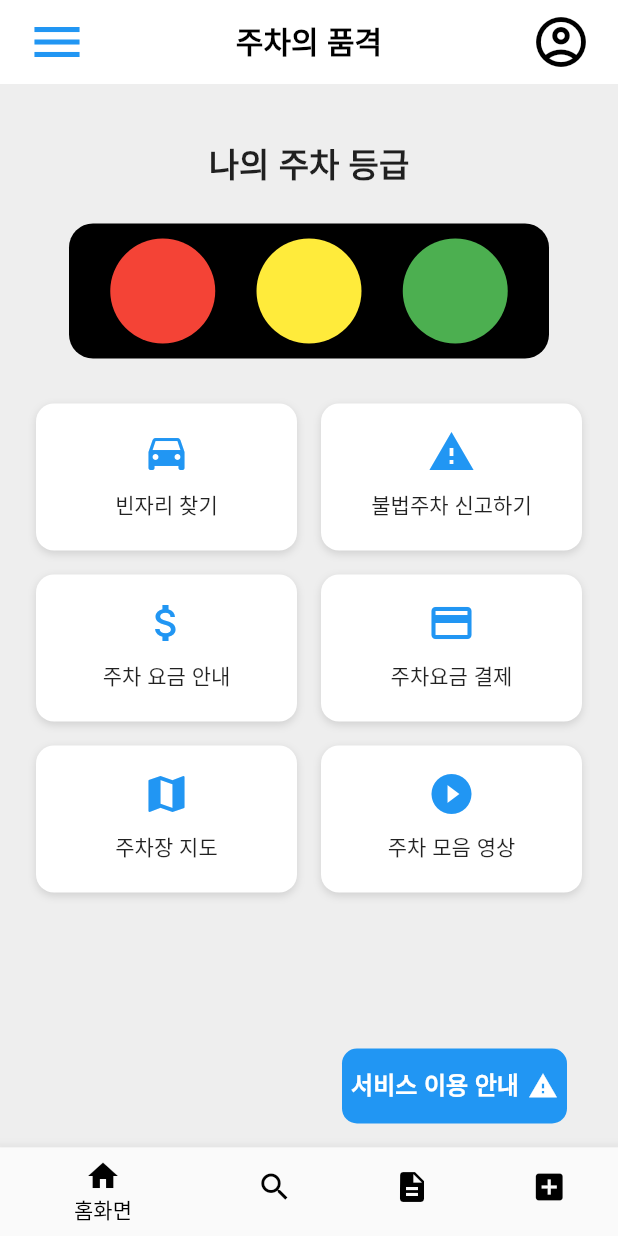
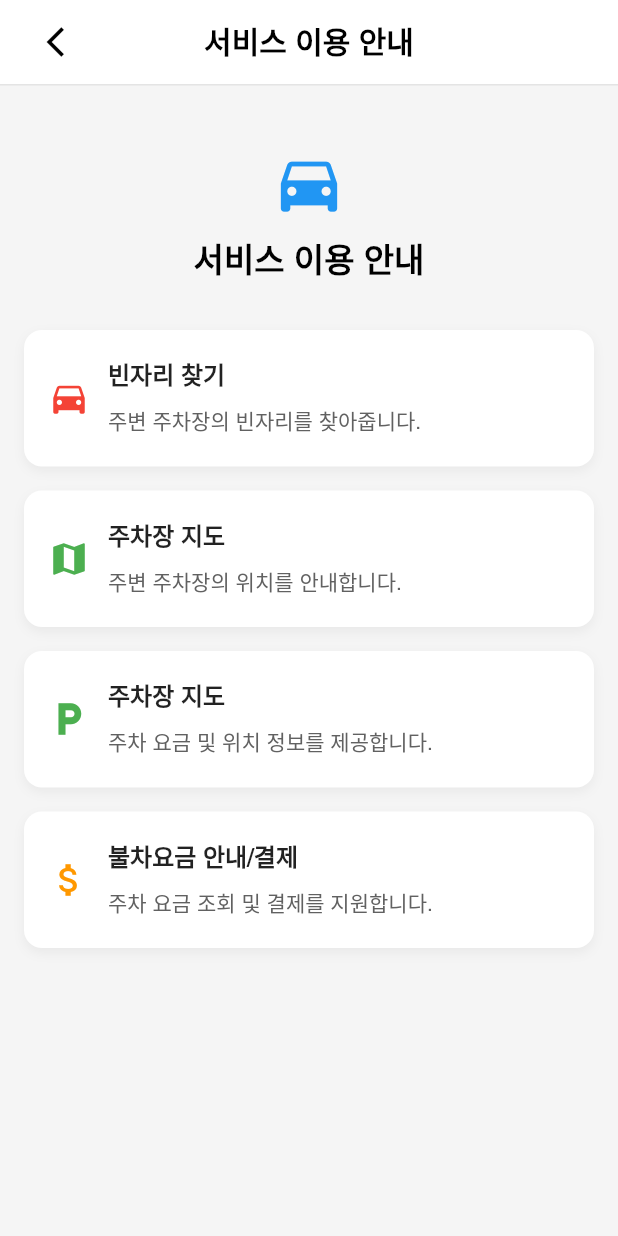
Before and after one commit to Funital/ClassyParking, a Flutter app: the screen it shows after launch, after a tap on "서비스 이용 안내", on a phone screen of 412 x 824 dp. Run offline on Flutter 3.47's test engine with Material 3 defaults, Android fonts, the phone set to English and light mode, and no system bars; our stand-ins replace go_router.

Commit message:
[#5] 서비스 이용 안내 페이지 ui 제작
#5

```diff
--- a/classy_parking/lib/core/router/app_router.dart
+++ b/classy_parking/lib/core/router/app_router.dart
@@ -1,9 +1,9 @@
 import 'package:classy_parking/core/router/route_path.dart';
+import 'package:classy_parking/presentation/screens/home/info/info_screen.dart';
 import 'package:classy_parking/presentation/screens/home/video/video_screen.dart';
 import 'package:classy_parking/presentation/screens/my_page/my_page_screen.dart';
 import 'package:flutter/material.dart';
 import 'package:go_router/go_router.dart';
-import 'package:provider/provider.dart';
 
 import '../../presentation/screens/main/main_screen.dart';
 import '../../presentation/widgets/custom_app_bar.dart';
@@ -24,6 +24,7 @@ final Map<String, GoRouterWidgetBuilder> routeBuilders = {
   RoutePath.home: (context, state) => const MainScreen(),
   RoutePath.myPage: (context, state) => const MyPageScreen(),
   RoutePath.home_video: (context, state) => const VideoScreen(),
+  RoutePath.home_info: (context, state) => const InfoScreen(),
 };
 
 // 앱바 고정 경로 목록 -> 여기 적으면 앱바 고정됨.
--- a/classy_parking/lib/core/router/route_path.dart
+++ b/classy_parking/lib/core/router/route_path.dart
@@ -3,6 +3,7 @@ class RoutePath {
 
   static const String home = '/';
   static const String home_video = '/home/video/video_screen';
+  static const String home_info = '/home/info/info_screen';
 
   /// myPage
   static const String myPage = '/my_page/my_page_screen';
--- a/classy_parking/lib/presentation/screens/home/home_screen.dart
+++ b/classy_parking/lib/presentation/screens/home/home_screen.dart
@@ -1,6 +1,8 @@
 import 'package:classy_parking/core/constants/font.dart';
 import 'package:flutter/material.dart';
+import 'package:go_router/go_router.dart';
 import 'package:provider/provider.dart';
+import '../../../core/router/route_path.dart';
 import 'home_model.dart';
 import 'home_view_model.dart';
 
@@ -68,7 +70,7 @@ class HomeScreen extends StatelessWidget {
             height: 50,
             child: TextButton(
               onPressed: () {
-                // context.push(RoutePath.albumAdd);
+                context.push(RoutePath.home_info);
               },
               style: TextButton.styleFrom(
                 backgroundColor: Colors.blue,
--- /dev/null
+++ b/classy_parking/lib/presentation/screens/home/info/info_model.dart
@@ -0,0 +1,15 @@
+import 'package:flutter/material.dart';
+
+class InfoModel {
+  final IconData icon;
+  final Color iconColor;
+  final String title;
+  final String description;
+
+  const InfoModel({
+    required this.icon,
+    required this.iconColor,
+    required this.title,
+    required this.description,
+  });
+}
--- /dev/null
+++ b/classy_parking/lib/presentation/screens/home/info/info_screen.dart
@@ -0,0 +1,50 @@
+import 'package:classy_parking/core/constants/font.dart';
+import 'package:flutter/material.dart';
+import 'package:provider/provider.dart';
+import '../../../widgets/custom_sub_app_bar.dart';
+import '../../../widgets/info_box.dart';
+import 'info_view_model.dart';
+
+class InfoScreen extends StatelessWidget {
+  const InfoScreen({super.key});
+
+  @override
+  Widget build(BuildContext context) {
+    return ChangeNotifierProvider(
+      create: (_) => InfoViewModel(),
+      child: Scaffold(
+        appBar: CustomSubAppBar(title: '서비스 이용 안내'),
+        backgroundColor: Colors.grey[100],
+        body: Consumer<InfoViewModel>(
+          builder: (context, vm, _) {
+            return SingleChildScrollView(
+              child: Column(
+                children: [
+                  const SizedBox(height: 40),
+                  Center(
+                    child: Column(
+                      children: [
+                        Icon(Icons.directions_car,
+                            size: 50, color: Colors.blue),
+                        SizedBox(height: 8),
+                        Text(
+                          "서비스 이용 안내",
+                          style: AppFont.size22.copyWith(
+                            color: Colors.black,
+                            fontWeight: FontWeight.w700
+                          )
+                        ),
+                      ],
+                    ),
+                  ),
+                  const SizedBox(height: 20),
+                  ...vm.infos.map((info) => InfoBox(info: info)).toList(),
+                ],
+              ),
+            );
+          },
+        ),
+      ),
+    );
+  }
+}
--- /dev/null
+++ b/classy_parking/lib/presentation/screens/home/info/info_view_model.dart
@@ -0,0 +1,31 @@
+import 'package:flutter/material.dart';
+import 'info_model.dart';
+
+class InfoViewModel extends ChangeNotifier {
+  final List<InfoModel> infos = [
+    InfoModel(
+      icon: Icons.directions_car,
+      iconColor: Colors.red,
+      title: "빈자리 찾기",
+      description: "주변 주차장의 빈자리를 찾아줍니다.",
+    ),
+    InfoModel(
+      icon: Icons.map,
+      iconColor: Colors.green,
+      title: "주차장 지도",
+      description: "주변 주차장의 위치를 안내합니다.",
+    ),
+    InfoModel(
+      icon: Icons.local_parking,
+      iconColor: Colors.green,
+      title: "주차장 지도",
+      description: "주차 요금 및 위치 정보를 제공합니다.",
+    ),
+    InfoModel(
+      icon: Icons.attach_money,
+      iconColor: Colors.orange,
+      title: "불차요금 안내/결제",
+      description: "주차 요금 조회 및 결제를 지원합니다.",
+    ),
+  ];
+}
--- /dev/null
+++ b/classy_parking/lib/presentation/widgets/info_box.dart
@@ -0,0 +1,56 @@
+import 'package:flutter/material.dart';
+
+import '../screens/home/info/info_model.dart';
+
+class InfoBox extends StatelessWidget {
+  final InfoModel info;
+
+  const InfoBox({super.key, required this.info});
+
+  @override
+  Widget build(BuildContext context) {
+    return Container(
+      margin: const EdgeInsets.symmetric(vertical: 8, horizontal: 16),
+      padding: const EdgeInsets.all(16),
+      decoration: BoxDecoration(
+        color: Colors.white,
+        borderRadius: BorderRadius.circular(12),
+        boxShadow: [
+          BoxShadow(
+            color: Colors.black.withOpacity(0.05),
+            blurRadius: 6,
+            offset: const Offset(0, 3),
+          ),
+        ],
+      ),
+      child: Row(
+        children: [
+          Icon(info.icon, color: info.iconColor, size: 28),
+          const SizedBox(width: 12),
+          Expanded(
+            child: Column(
+              crossAxisAlignment: CrossAxisAlignment.start,
+              children: [
+                Text(
+                  info.title,
+                  style: const TextStyle(
+                    fontWeight: FontWeight.bold,
+                    fontSize: 16,
+                  ),
+                ),
+                const SizedBox(height: 4),
+                Text(
+                  info.description,
+                  style: TextStyle(
+                    color: Colors.grey[700],
+                    fontSize: 14,
+                  ),
+                ),
+              ],
+            ),
+          ),
+        ],
+      ),
+    );
+  }
+}
```
